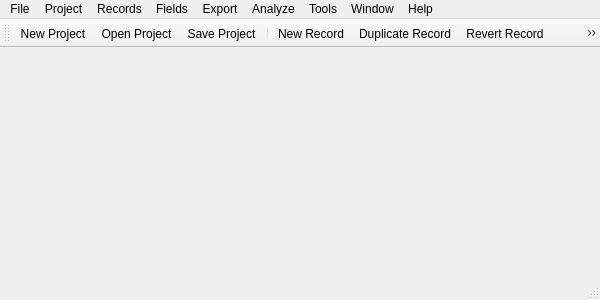
Before: the Qt Designer form Source/Tome/Core/mainwindow.ui in npruehs/tome-editor, drawn with Qt 5.
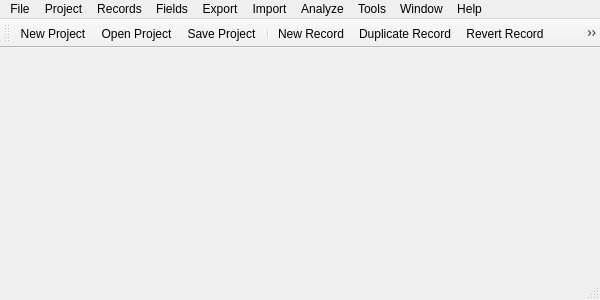
After: the same form once the commit is applied. Icons and pictures are not drawn.

Commit message: ADDED: Import - Importing data from CSV files.

What changed in the file:
```diff
--- a/Source/Tome/Core/mainwindow.ui
+++ b/Source/Tome/Core/mainwindow.ui
@@ -118,11 +118,17 @@
     </property>
     <addaction name="actionUser_Settings"/>
    </widget>
+   <widget class="QMenu" name="menuImport">
+    <property name="title">
+     <string>Import</string>
+    </property>
+   </widget>
    <addaction name="menuFile"/>
    <addaction name="menuProject"/>
    <addaction name="menuRecords"/>
    <addaction name="menuFields"/>
    <addaction name="menuExport"/>
+   <addaction name="menuImport"/>
    <addaction name="menuAnalyze"/>
    <addaction name="menuTools"/>
    <addaction name="menuWindow"/>
```
The commit also changes 17 other files.
